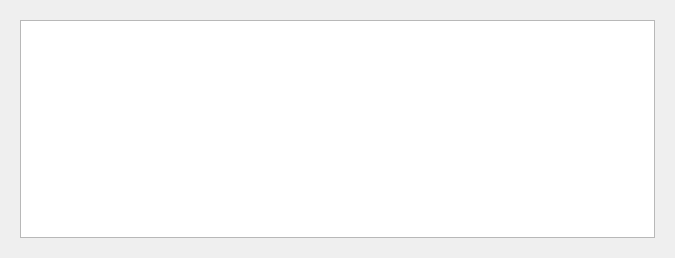
Old version of the form src/game_history_dialog.ui in the repository m1ld3/dartomato.
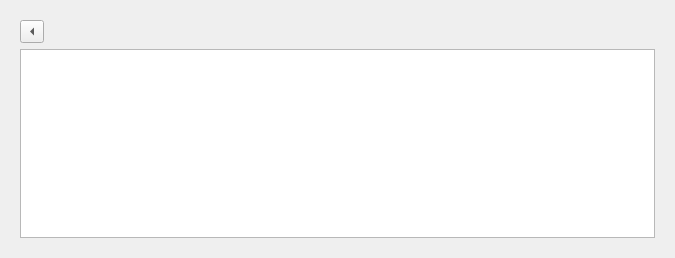
New version of the form. Custom widgets are drawn as their Qt base class.

Commit message: WIP, game history dialog

Patch:
```diff
--- a/src/game_history_dialog.ui
+++ b/src/game_history_dialog.ui
@@ -59,6 +59,19 @@
      </widget>
      <widget class="QWidget" name="page_1">
       <layout class="QVBoxLayout" name="verticalLayout_2">
+       <item>
+        <widget class="QToolButton" name="backButtonPage1">
+         <property name="text">
+          <string>...</string>
+         </property>
+         <property name="toolButtonStyle">
+          <enum>Qt::ToolButtonIconOnly</enum>
+         </property>
+         <property name="arrowType">
+          <enum>Qt::LeftArrow</enum>
+         </property>
+        </widget>
+       </item>
        <item>
         <widget class="CGameHistoryTableView" name="tableViewRanking"/>
        </item>
```
The commit also changes 9 other files.
